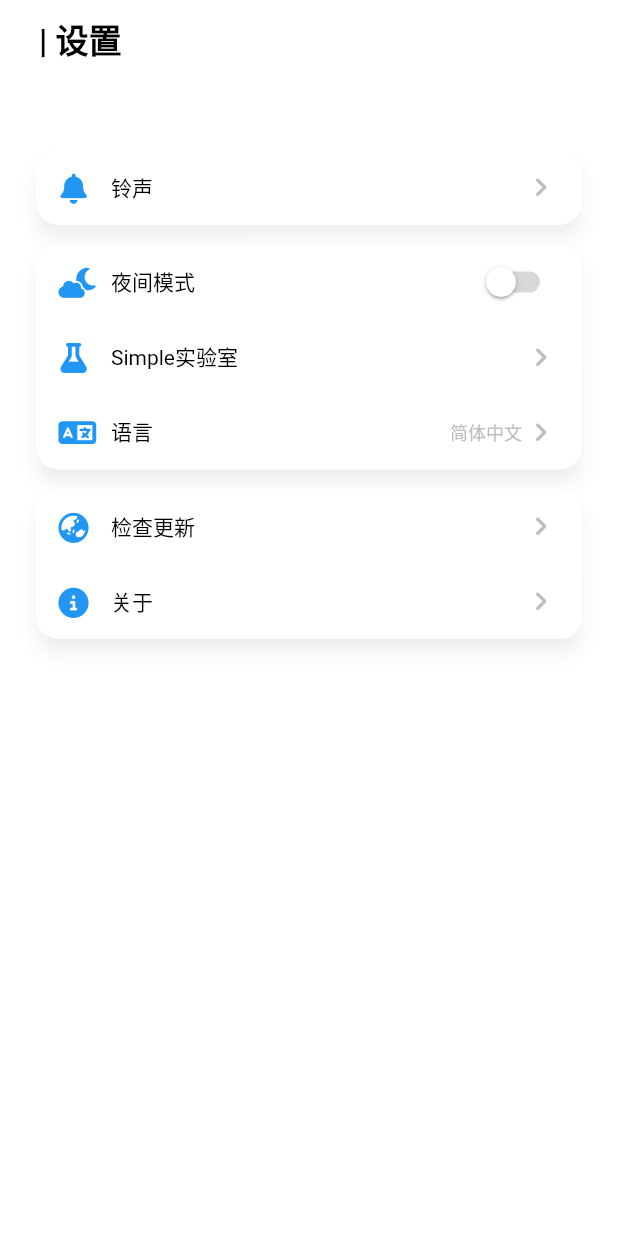
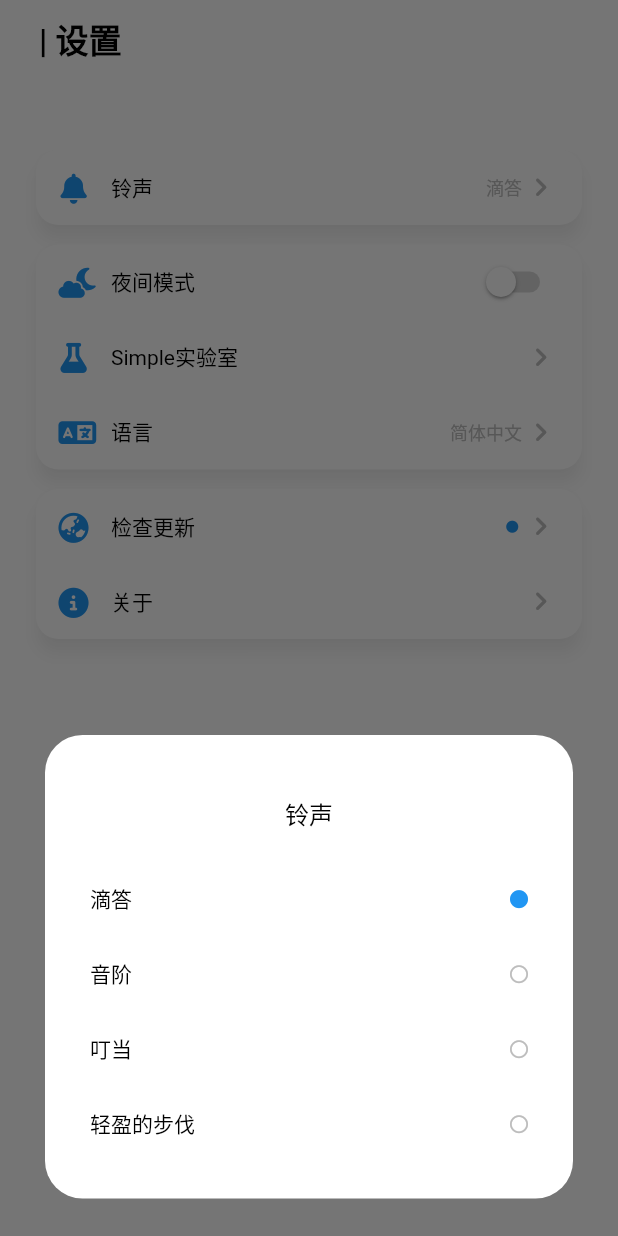
Before and after one commit to liuxiyuan-2022/simple_timer, a Flutter app: the SettingsPage widget shown alone on an empty page, opened directly, after a tap on "铃声", on a phone screen of 412 x 824 dp. Run offline on Flutter 3.47's test engine with Material 2 defaults, Android fonts, the phone set to English and light mode, and no system bars; our stand-ins replace animated_flip_counter, font_awesome_flutter, get, numberpicker, shared_preferences, stop_watch_timer; missing offline and left inert: flutter_ringtone_player; accounts and stored records are empty; Roboto replaces fonts that are missing (Harmony).

Commit message:
新增 '默认铃声选择' 功能

```diff
--- a/lib/common/get_notification.dart
+++ b/lib/common/get_notification.dart
@@ -1,13 +1,14 @@
 import 'dart:async';
-
 import 'package:flutter/material.dart';
 import 'package:flutter_ringtone_player/flutter_ringtone_player.dart';
+import 'package:font_awesome_flutter/font_awesome_flutter.dart';
 import 'package:get/get.dart';
 import 'package:simple_timer/common/color_util.dart';
 import 'package:simple_timer/controller/settings_controller.dart';
 import 'package:simple_timer/controller/timer_controller.dart';
+import 'package:simple_timer/widgets/bottom_sheet_box.dart';
 
-/// 自定义Get的通知组件[GetSnackBar()]
+/// 自定义Get的通知组件
 class GetNotification {
   /// 显示Toast
   ///
@@ -49,7 +50,7 @@ class GetNotification {
     );
   }
 
-  /// GetbottomSheet
+  /// 显示GetbottomSheet
   static Future<T?> showBottomSheet<T>({
     required String title,
     String? message,
@@ -58,17 +59,8 @@ class GetNotification {
     Function()? confirmOnTap,
     Function()? cancelOnTap,
   }) {
-    // var controller = Get.put(SettingsController());
     return Get.bottomSheet(
-      Container(
-        padding: const EdgeInsets.all(25),
-        decoration: BoxDecoration(
-          color: Theme.of(Get.context!).cardColor,
-          borderRadius: const BorderRadius.all(Radius.circular(25)),
-        ),
-        child: Column(
-          crossAxisAlignment: CrossAxisAlignment.center,
-          mainAxisSize: MainAxisSize.min,
+      BottomSheetBox(
         children: [
           // 标题
           Text(
@@ -77,7 +69,7 @@ class GetNotification {
               fontSize: 16,
               color: Theme.of(Get.context!).primaryColor,
             ),
-            ).marginOnly(top: 15, bottom: 20),
+          ).marginOnly(bottom: 20),
           Text(
             message ?? '',
             style: TextStyle(
@@ -124,17 +116,158 @@ class GetNotification {
                   height: 1.1,
                 ),
               ),
-              ).paddingOnly(top: 15, bottom: 15),
+            ).paddingOnly(top: 15),
           ),
         ],
       ),
-      ).marginOnly(left: 30, right: 30, bottom: 25),
     );
   }
 
-  ///  计时结束通知
+  ///  显示语言列表选择框
+  static Future<T?> showLanguageBottomSheet<T>() {
+    var controller = Get.put(SettingsController());
+    return Get.bottomSheet(
+      BottomSheetBox(
+        children: [
+          Text(
+            'set_Language'.tr,
+            style: TextStyle(
+              color: Theme.of(Get.context!).primaryColor,
+              fontSize: 16,
+            ),
+          ).marginOnly(bottom: 20),
+          // 可选语言列表
+          SizedBox(
+            height: 125,
+            child: ListView.builder(
+              shrinkWrap: true,
+              itemCount: AppLanguage.values.length,
+              itemExtent: 50,
+              padding: const EdgeInsets.only(left: 5, right: 5),
+              itemBuilder: (BuildContext context, int index) {
+                return InkWell(
+                  onTap: () {
+                    controller.changeLanguage(AppLanguage.values[index]);
+                    Get.back();
+                  },
+                  child: Column(
+                    mainAxisAlignment: MainAxisAlignment.spaceEvenly,
+                    children: [
+                      Row(
+                        mainAxisSize: MainAxisSize.max,
+                        mainAxisAlignment: MainAxisAlignment.spaceBetween,
+                        children: [
+                          Text(
+                            controller.languageTitleList[index],
+                            style: TextStyle(
+                              color: Theme.of(context).primaryColor,
+                              fontSize: 14,
+                            ),
+                          ),
+                          Opacity(
+                            opacity: controller.language.value ==
+                                    AppLanguage.values[index]
+                                ? 1
+                                : 0,
+                            child: FaIcon(
+                              FontAwesomeIcons.check,
+                              color: Theme.of(context).toggleableActiveColor,
+                              size: 18,
+                            ),
+                          ),
+                        ],
+                      ),
+                    ],
+                  ),
+                );
+              },
+            ),
+          ),
+        ],
+      ),
+    );
+  }
+
+  ///  显示铃声列表选择框
+  static Future<T?> showRingtonesBottomSheet<T>() {
+    // var controller = Get.put(SettingsController());
+    return Get.bottomSheet(
+      BottomSheetBox(
+        children: [
+          // 标题
+          Text(
+            'ringtone'.tr,
+            style: TextStyle(
+              color: Theme.of(Get.context!).primaryColor,
+              fontSize: 16,
+            ),
+          ).marginOnly(bottom: 20),
+
+          // 选择列表
+          SizedBox(
+            height: 200,
+            child: ListView.builder(
+              shrinkWrap: true,
+              itemCount: DefaultRingtones.values.length,
+              itemExtent: 50,
+              padding: const EdgeInsets.only(left: 5, right: 5),
+              itemBuilder: (BuildContext context, int index) {
+                return InkWell(
+                  onTap: () {
+                    FlutterRingtonePlayer.stop();
+                    SettingsController.to
+                        .changeRingtone(DefaultRingtones.values[index]);
+                    // 预览铃声
+                    FlutterRingtonePlayer.play(
+                      fromAsset: SettingsController.to.defaultRingAsset.value,
+                    );
+                  },
+                  child: Column(
+                    mainAxisAlignment: MainAxisAlignment.spaceEvenly,
+                    children: [
+                      Row(
+                        mainAxisSize: MainAxisSize.max,
+                        mainAxisAlignment: MainAxisAlignment.spaceBetween,
+                        children: [
+                          Text(
+                            // SettingsController.to.languageTitleList[index],
+                            SettingsController.to.ringFromAssetList[index]
+                                .split('_')[1]
+                                .split('.')[0]
+                                .tr,
+                            style: TextStyle(
+                              color: Theme.of(context).primaryColor,
+                              fontSize: 14,
+                            ),
+                          ),
+                          Obx(
+                            () => FaIcon(
+                              SettingsController.to.defaultRing.value ==
+                                      DefaultRingtones.values[index]
+                                  ? FontAwesomeIcons.solidCircle
+                                  : FontAwesomeIcons.circle,
+                              color: SettingsController.to.defaultRing.value ==
+                                      DefaultRingtones.values[index]
+                                  ? Theme.of(context).toggleableActiveColor
+                                  : Colors.grey[400],
+                              size: 12,
+                            ),
+                          ),
+                        ],
+                      ),
+                    ],
+                  ),
+                );
+              },
+            ),
+          ),
+        ],
+      ),
+    );
+  }
+
+  ///  显示计时结束通知条
   static SnackbarController showTimerToast() {
-    var controller = Get.put(TimerController());
     var _seconds = 0.obs;
     Timer _timer = Timer.periodic(
       const Duration(seconds: 1),
@@ -146,7 +279,7 @@ class GetNotification {
       GetSnackBar(
         titleText: Obx(
           () => Text(
-            controller.timerTitle.value + 'has_stopped'.tr,
+            TimerController.to.timerTitle.value + 'has_stopped'.tr,
             style: TextStyle(
               color: Theme.of(Get.context!).primaryColor,
               fontSize: 16,
@@ -204,7 +337,7 @@ class GetNotification {
                 // 播放提示音
                 FlutterRingtonePlayer.play(
                   looping: true,
-                  fromAsset: "assets/audio/notification_001.mp3",
+                  fromAsset: SettingsController.to.defaultRingAsset.value,
                 );
                 _timer;
                 break;
@@ -218,13 +351,12 @@ class GetNotification {
                 // 如果开启手势控制, 须在此时调用关闭通知铃声
                 FlutterRingtonePlayer.stop();
                 _timer.cancel();
-
                 break;
               }
             case SnackbarStatus.CLOSING:
               {
-                // FlutterRingtonePlayer.stop();
-                // _timer.cancel();
+                FlutterRingtonePlayer.stop();
+                _timer.cancel();
                 break;
               }
             default:
--- a/lib/controller/settings_controller.dart
+++ b/lib/controller/settings_controller.dart
@@ -1,5 +1,3 @@
-import 'dart:ffi';
-
 import 'package:flutter/material.dart';
 import 'package:get/get.dart';
 import 'package:shared_preferences/shared_preferences.dart';
@@ -24,8 +22,22 @@ class SettingsController extends GetxController {
   var language = AppLanguage.zh_CN.obs;
 
   /// 是否是最新版本
-  var isLatestVersion = true.obs;
+  var isLatestVersion = false.obs;
 
+  /// 铃声播放路径列表
+  var ringFromAssetList = [
+    "assets/audio/ringtone_drip.mp3", // 滴答
+    "assets/audio/ringtone_chords.mp3", // 音阶
+    "assets/audio/ringtone_jingle.mp3", // 叮当
+    "assets/audio/ringtone_light-steps.mp3", // 轻盈的步伐
+    "assets/audio/ringtone_music-box.mp3", // 音乐盒
+  ].obs;
+
+  /// 当前默认铃声
+  var defaultRing = DefaultRingtones.drip.obs;
+
+  /// 当前默认铃声路径
+  var defaultRingAsset = 'assets/audio/ringtone_drip.mp3'.obs;
   // /// 检查版本更新放DDos记数
   // var versionDDosCount = 0.obs;
 
@@ -35,6 +47,7 @@ class SettingsController extends GetxController {
     prefs = await SharedPreferences.getInstance();
     initDarkMode();
     initAppLanguage();
+    initRingtone();
     // checkUpdates();
   }
 
@@ -93,8 +106,28 @@ class SettingsController extends GetxController {
 
   /// app初始化时调用
   void initCheckUpdates() {}
+
+  /// 切换铃声
+  void changeRingtone(DefaultRingtones ringtone) async {
+    defaultRing.value = ringtone;
+    defaultRingAsset.value =
+        ringFromAssetList[DefaultRingtones.values.indexOf(ringtone)];
+    await prefs.setString('defaultRing', defaultRingAsset.value);
+  }
+
+  /// 初始化默认铃声
+  void initRingtone() {
+    defaultRingAsset.value =
+        prefs.getString('defaultRing') ?? "assets/audio/ringtone_drip.mp3";
+    int _ringIndex = ringFromAssetList.indexOf(defaultRingAsset.value);
+    defaultRing.value = DefaultRingtones.values[_ringIndex];
+  }
 }
 
 /// 语言列表 默认值[AppLanguage.zh_CN]
 // ignore: constant_identifier_names
 enum AppLanguage { zh_CN, en_US }
+
+/// 铃声列表 默认值[DefaultRingtones.drip]
+// ignore: constant_identifier_names
+enum DefaultRingtones { drip, chords, jingle, light_steps, music_box }
--- a/lib/l10n/messages.dart
+++ b/lib/l10n/messages.dart
@@ -8,9 +8,9 @@ class Messages extends Translations {
   @override
   Map<String, Map<String, String>> get keys => {
         'zh_CN': {
-          'timer': '| 计时器',
-          'setting': '| 设置',
-          'stop_watch': '| 秒表',
+          'timer_page': '计时器',
+          'setting_page': '设置',
+          'stop_watch_page': '秒表',
           'ringtone': '铃声',
           'dark_mode': '夜间模式',
           'lab': 'Simple实验室',
@@ -27,11 +27,16 @@ class Messages extends Translations {
           'version_update': '版本更新',
           'confirm': '确定',
           'cancel': '取消',
+          'drip': '滴答',
+          'chords': '音阶',
+          'jingle': '叮当',
+          'light-steps': '轻盈的步伐',
+          'music-box': '音乐盒',
         },
         'en_US': {
-          'timer': '| Timer',
-          'setting': '| Settings',
-          'stop_watch': '| StopWatch',
+          'timer_page': 'Timer',
+          'setting_page': 'Settings',
+          'stop_watch_page': 'StopWatch',
           'ringtone': 'Ringtone',
           'dark_mode': 'DarkMode',
           'lab': 'Simple Lab',
@@ -48,6 +53,11 @@ class Messages extends Translations {
           'version_update': 'Version Update',
           'confirm': 'Confirm',
           'cancel': 'Cancel',
+          'drip': 'Drip',
+          'chords': 'Chords',
+          'jingle': 'Jingle',
+          'light-steps': 'Light Steps',
+          'music-box': 'Music Box',
         }
       };
 }
--- a/lib/pages/settings_page.dart
+++ b/lib/pages/settings_page.dart
@@ -1,10 +1,10 @@
 import 'package:font_awesome_flutter/font_awesome_flutter.dart';
 import 'package:get/get.dart';
 import 'package:flutter/material.dart';
+import 'package:simple_timer/common/get_notification.dart';
 import 'package:simple_timer/controller/settings_controller.dart';
 import 'package:simple_timer/pages/about_page.dart';
 import 'package:simple_timer/widgets/main_page_template.dart';
-import 'package:simple_timer/widgets/set_language_bottom_sheet.dart';
 import 'package:simple_timer/widgets/set_option.dart';
 
 class SettingsPage extends GetView<SettingsController> {
@@ -16,7 +16,7 @@ class SettingsPage extends GetView<SettingsController> {
 
     return Obx(
       () => MainPageTemplate(
-        appBarTitle: 'setting'.tr,
+        appBarTitle: 'setting_page'.tr,
         child: ListView(
           padding: const EdgeInsets.all(20),
           children: [
@@ -34,7 +34,20 @@ class SettingsPage extends GetView<SettingsController> {
                   SetOption(
                     leading: FontAwesomeIcons.solidBell,
                     title: 'ringtone'.tr,
-                    onTap: () {},
+                    onTap: () => GetNotification.showRingtonesBottomSheet(),
+                    actions: [
+                      Text(
+                        controller.ringFromAssetList[DefaultRingtones.values
+                                .indexOf(controller.defaultRing.value)]
+                            .split('_')[1]
+                            .split('.')[0]
+                            .tr,
+                        style: TextStyle(
+                          fontSize: 12,
+                          color: Colors.grey[400],
+                        ),
+                      ),
+                    ],
                   ),
                 ],
               ),
@@ -78,9 +91,7 @@ class SettingsPage extends GetView<SettingsController> {
                   SetOption(
                     leading: FontAwesomeIcons.language,
                     title: 'language'.tr,
-                    onTap: () => Get.bottomSheet(
-                      const SetLanguageBottomSheet(),
-                    ),
+                    onTap: () => GetNotification.showLanguageBottomSheet(),
                     iconStyle: SetOptionIconStyle.faIcon,
                     actions: [
                       Text(
@@ -115,13 +126,10 @@ class SettingsPage extends GetView<SettingsController> {
                     actions: [
                       Visibility(
                         visible: !controller.isLatestVersion.value,
-                        child: Container(
-                          width: 8,
-                          height: 8,
-                          decoration: BoxDecoration(
-                            color: Colors.red,
-                            borderRadius: BorderRadius.circular(50),
-                          ),
+                        child: FaIcon(
+                          FontAwesomeIcons.solidCircle,
+                          color: Theme.of(context).toggleableActiveColor,
+                          size: 8,
                         ),
                       ).marginOnly(right: 2.5),
                     ],
--- a/lib/pages/stop_watch_page.dart
+++ b/lib/pages/stop_watch_page.dart
@@ -14,7 +14,7 @@ class StopWatchPage extends GetView<StopWatchController> {
     Get.put(StopWatchController(), permanent: true); // 不消毁此控制器
 
     return MainPageTemplate(
-      appBarTitle: 'stop_watch'.tr,
+      appBarTitle: 'stop_watch_page'.tr,
       child: Stack(
         children: [
           Positioned(
--- a/lib/pages/timer_page.dart
+++ b/lib/pages/timer_page.dart
@@ -17,7 +17,7 @@ class TimerPage extends GetView<TimerController> {
     Get.put(TimerController(), permanent: true); // 不销毁此控制器
 
     return MainPageTemplate(
-      appBarTitle: "timer".tr,
+      appBarTitle: "timer_page".tr,
       appBarActions: [
         IconButton(
           onPressed: () {},
--- /dev/null
+++ b/lib/widgets/bottom_sheet_box.dart
@@ -0,0 +1,28 @@
+import 'package:flutter/material.dart';
+import 'package:get/get.dart';
+
+/// BottomSheet外框样式
+class BottomSheetBox extends StatelessWidget {
+  const BottomSheetBox({
+    Key? key,
+    this.children = const <Widget>[],
+  }) : super(key: key);
+
+  final List<Widget> children;
+  @override
+  Widget build(BuildContext context) {
+    return Container(
+      padding: const EdgeInsets.fromLTRB(25, 40, 25, 25),
+      margin: const EdgeInsets.fromLTRB(30, 0, 30, 25),
+      decoration: BoxDecoration(
+        color: Theme.of(Get.context!).cardColor,
+        borderRadius: const BorderRadius.all(Radius.circular(25)),
+      ),
+      child: Column(
+        crossAxisAlignment: CrossAxisAlignment.center,
+        mainAxisSize: MainAxisSize.min,
+        children: children,
+      ),
+    );
+  }
+}
--- a/lib/widgets/do_navigation_bar.dart
+++ b/lib/widgets/do_navigation_bar.dart
@@ -1,6 +1,8 @@
 import 'package:flutter/material.dart';
 
-/// dot_navigation_bar: ^1.0.1+4插件[修改] -去除水波纹
+/// 浮动底部导航栏
+///
+/// dot_navigation_bar: ^1.0.1+4 插件[修改] -去除水波纹
 class DotNavigationBar extends StatelessWidget {
   const DotNavigationBar(
       {Key? key,
--- a/lib/widgets/main_page_template.dart
+++ b/lib/widgets/main_page_template.dart
@@ -19,7 +19,7 @@ class MainPageTemplate extends StatelessWidget {
       appBar: AppBar(
         centerTitle: false,
         title: Text(
-          appBarTitle,
+          '| ' + appBarTitle,
           style: TextStyle(
             fontSize: 22,
             color: Theme.of(context).primaryColor,
--- a/pubspec.yaml
+++ b/pubspec.yaml
@@ -67,8 +67,8 @@ flutter:
   # To add assets to your application, add an assets section, like this:
   assets:
     - assets/
-    - assets/audio/notification_001.mp3
-    # - assets/audio/notification_001.mp3
+    - assets/audio/
+    # - assets/audio/ringtone_drip.mp3
     # - images/a_dot_ham.jpeg
 
   # An image asset can refer to one or more resolution-specific "variants", see
```
Also changed, not shown: lib/widgets/set_language_bottom_sheet.dart (deleted, +0 -79 lines), 7 other files. Lines whose indentation alone changed are shown as unchanged.
